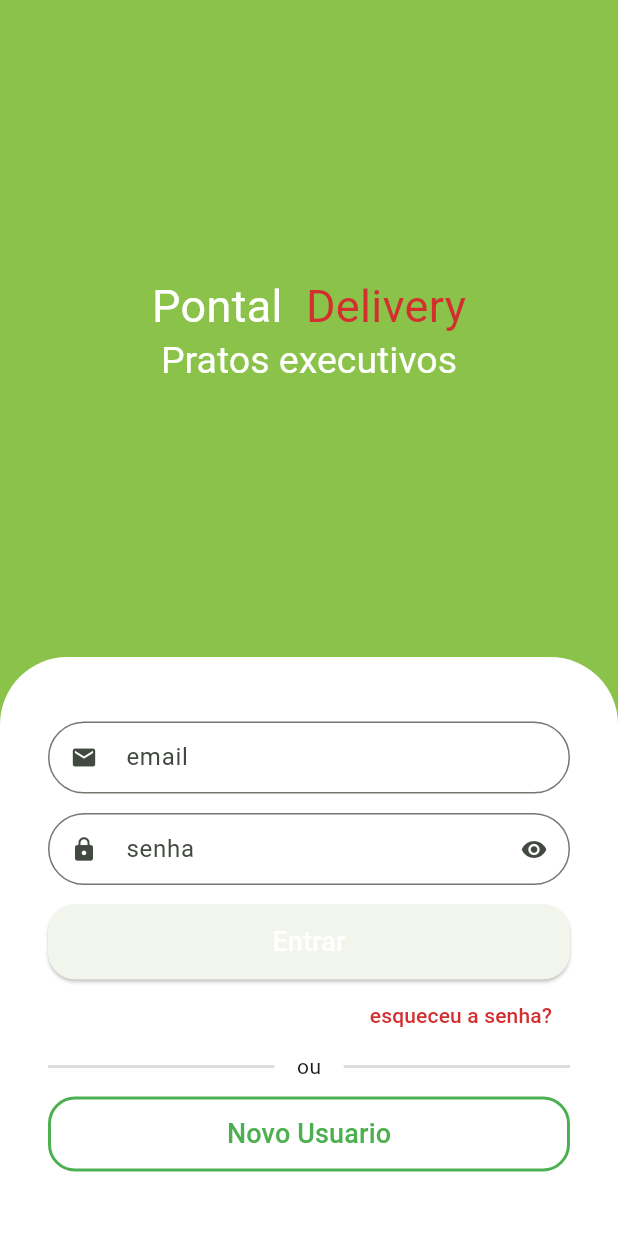
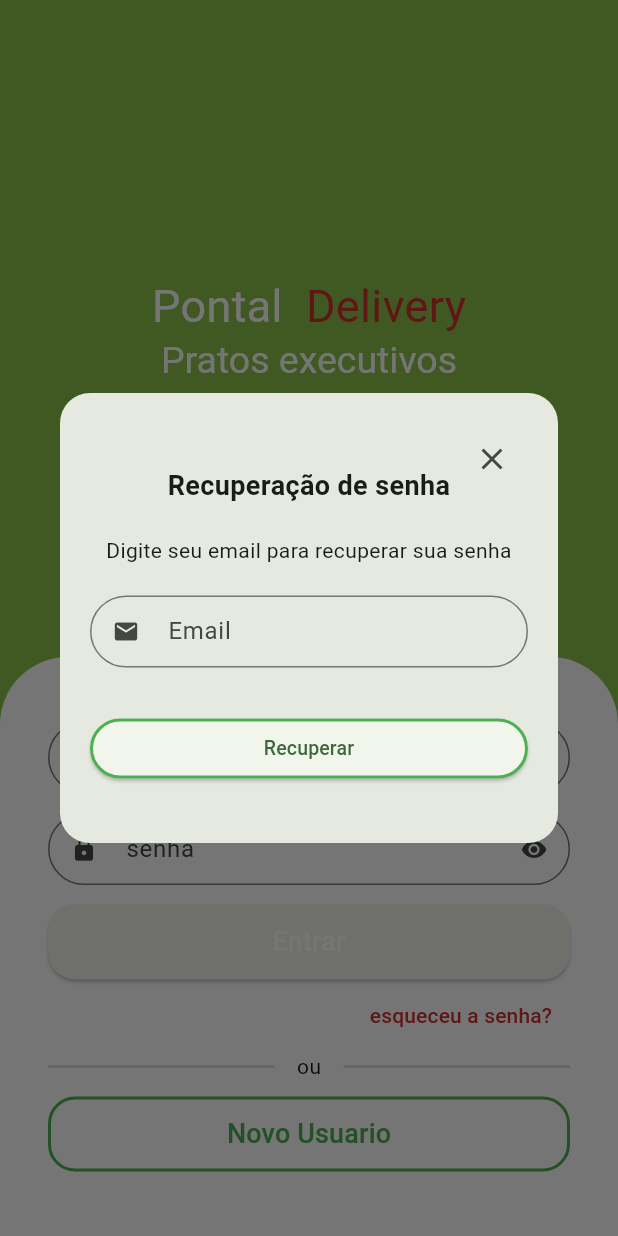
Before and after one commit to ViniciusReisCosta/pontal-delivery, a Flutter app: the screen it shows after launch, after a tap on "esqueceu a senha?", on a phone screen of 412 x 824 dp. Run offline on Flutter 3.47's test engine with Material 3 defaults, Android fonts, the phone set to English and light mode, and no system bars; drawn by our look-alikes of animated_text_kit; our stand-ins replace dio, flutter_secure_storage, fluttertoast, freezed_annotation, get, mask_text_input_formatter and 2 more; missing offline and left inert: add_to_cart_animation.

Commit message:
Tela de Esqueci a senha efetuada com sucesso

```diff
--- a/lib/constants/endpoints.dart
+++ b/lib/constants/endpoints.dart
@@ -5,4 +5,5 @@ abstract class Endpoints {
   static const String signin = '$baseUrl/login';
   static const String signup = '$baseUrl/signup';
   static const String validateToken = '$baseUrl/validate-token';
+  static const String resetPassword = '$baseUrl/reset-password';
 }
--- /dev/null
+++ b/lib/pages/auth/components/forgot_password_dialog.dart
@@ -0,0 +1,107 @@
+import 'package:flutter/material.dart';
+import 'package:get/get.dart';
+import 'package:pontal_delivery/pages/auth/controller/auth_controller.dart';
+import 'package:pontal_delivery/pages/common_widgets/custom_text_field.dart';
+
+import '../../../services/validators.dart';
+
+class ForgotPasswordDialog extends StatelessWidget {
+  final emailController = TextEditingController();
+
+  ForgotPasswordDialog({
+    required String email,
+    Key? key,
+  }) : super(key: key) {
+    emailController.text = email;
+  }
+
+  final _formFieldKey = GlobalKey<FormFieldState>();
+  final authControler = Get.find<AuthController>();
+
+  @override
+  Widget build(BuildContext context) {
+    return Dialog(
+      shape: RoundedRectangleBorder(
+        borderRadius: BorderRadius.circular(20),
+      ),
+      child: Container(
+        constraints: const BoxConstraints(minHeight: 300), // Aumenta a altura
+        padding: const EdgeInsets.all(20), // Espaçamento interno
+        child: Stack(
+          alignment: Alignment.center,
+            children: [
+              Column(
+                crossAxisAlignment: CrossAxisAlignment.stretch,
+                mainAxisSize: MainAxisSize.min,
+                children: [
+                  const Padding(
+                    padding: EdgeInsets.symmetric(vertical: 10),
+                    child: Text(
+                      'Recuperação de senha',
+                      textAlign: TextAlign.center,
+                      style: TextStyle(
+                        fontWeight: FontWeight.bold,
+                        fontSize: 18,
+                      ),
+                    ),
+                  ),
+
+                  const Padding(
+                    padding: EdgeInsets.only(top: 10, bottom: 20),
+                    child: Text(
+                      'Digite seu email para recuperar sua senha',
+                      textAlign: TextAlign.center,
+                    ),
+                  ),
+
+                  Customtextfield(
+                    formFieldKey: _formFieldKey,
+                    controller: emailController,
+                    icon: Icons.email,
+                    label: 'Email',
+                    validator: emailValidator,
+                  ),
+
+                  const SizedBox(height: 30), // Espaço entre campo e botão
+
+                  ElevatedButton(
+                    style: ElevatedButton.styleFrom(
+                      shape: RoundedRectangleBorder(
+                        borderRadius: BorderRadius.circular(20),
+                      ),
+                      side: const BorderSide(width: 2, color: Colors.green),
+                    ),
+
+                    onPressed: () {
+
+                      if(_formFieldKey.currentState!.validate()) {
+
+                        authControler.resetPassword(emailController.text);
+                        Get.back(result: true);
+
+                      }
+                    },
+
+                    child: const Text(
+                      'Recuperar',
+                      style: TextStyle(fontSize: 13),
+                    ),
+                  )
+                ],
+              ),
+              Positioned(
+                top: 0,
+                right: 0,
+                child: IconButton(
+                  onPressed: () {
+                    Navigator.of(context).pop();
+                  },
+                  icon: const Icon(Icons.close),
+                ),
+              ),
+            ]
+        ),
+      )
+    );
+  }
+}
--- a/lib/pages/auth/controller/auth_controller.dart
+++ b/lib/pages/auth/controller/auth_controller.dart
@@ -96,6 +96,11 @@ class AuthController extends GetxController {
    );
   }
 
+  Future<void> resetPassword(String email) async {
+
+    await authRepository.resetPassword(email);
+  }
+
   Future<void> signIn({required String email, required String password}) async{
 
     isLoading.value = true;
--- a/lib/pages/auth/repository/auth_repository.dart
+++ b/lib/pages/auth/repository/auth_repository.dart
@@ -58,4 +58,13 @@ class AuthRepository {
 
     return handleUserOrError(result);
   }
+
+  Future<void> resetPassword(String email) async{
+
+   await _httpManager.restRequest(
+        url: Endpoints.resetPassword,
+        method: HttpMethods.post,
+        body: {'email':email}
+    );
+  }
 }
--- a/lib/pages/auth/view/sign_in_screen.dart
+++ b/lib/pages/auth/view/sign_in_screen.dart
@@ -1,10 +1,12 @@
 import 'package:animated_text_kit/animated_text_kit.dart';
 import 'package:flutter/material.dart';
 import 'package:get/get.dart';
+import 'package:pontal_delivery/pages/auth/components/forgot_password_dialog.dart';
 import 'package:pontal_delivery/pages/auth/controller/auth_controller.dart';
 import 'package:pontal_delivery/pages/auth/view/sign_up_screen.dart';
 import 'package:pontal_delivery/pages/common_widgets/app_name_widget.dart';
 import 'package:pontal_delivery/pages_routes/app_pages.dart';
+import 'package:pontal_delivery/services/utils_services.dart';
 import 'package:pontal_delivery/services/validators.dart';
 
 import '../../../config/custom_colors.dart';
@@ -20,6 +22,8 @@ class SignInscreen extends StatelessWidget {
   // Controlador de campos
   final emailController = TextEditingController();
   final passwordController = TextEditingController();
+
+  final utilsServices = UtilsServices();
 
   @override
   Widget build(BuildContext context) {
@@ -140,7 +144,20 @@ class SignInscreen extends StatelessWidget {
                         Align(
                           alignment: Alignment.centerRight,
                           child: TextButton(
-                              onPressed: () {},
+                              onPressed: () async {
+                                final bool? result = await showDialog(context: context, builder: (_) {
+                                  return ForgotPasswordDialog(
+                                    email: emailController.text,
+                                  );
+                                },
+                                );
+
+                                if(result ?? false) {
+                                  utilsServices.showToast(
+                                      message: 'Um link de recuperação foi enviado para o seu email',
+                                  );
+                                }
+                              },
                               child: Text('esqueceu a senha?',
                                   style: TextStyle(
                                       color: CustomColors.customConstrastColor))),
--- a/lib/pages/common_widgets/custom_text_field.dart
+++ b/lib/pages/common_widgets/custom_text_field.dart
@@ -12,6 +12,7 @@ class Customtextfield extends StatefulWidget {
   final void Function(String?)? onSaved;
   final TextEditingController? controller;
   final TextInputType? textInputType;
+  final GlobalKey<FormFieldState>? formFieldKey;
 
   const Customtextfield({
     super.key,
@@ -25,6 +26,7 @@ class Customtextfield extends StatefulWidget {
     this.onSaved,
     this.controller,
     this.textInputType,
+    this.formFieldKey
   });
 
   @override
@@ -42,6 +44,7 @@ class _CustomtextfieldState extends State<Customtextfield> {
   @override
   Widget build(BuildContext context) {
     return TextFormField(
+        key: widget.formFieldKey,
         controller: widget.controller,
         readOnly: widget.readOnly,
         initialValue: widget.initialValue,
```
